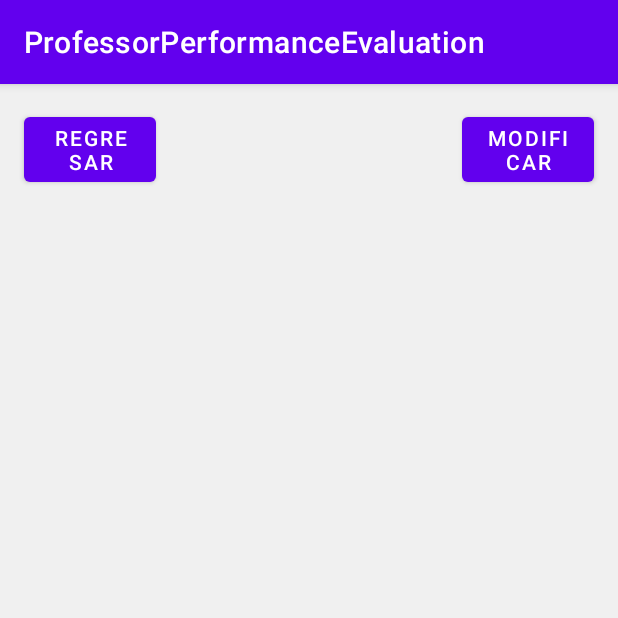
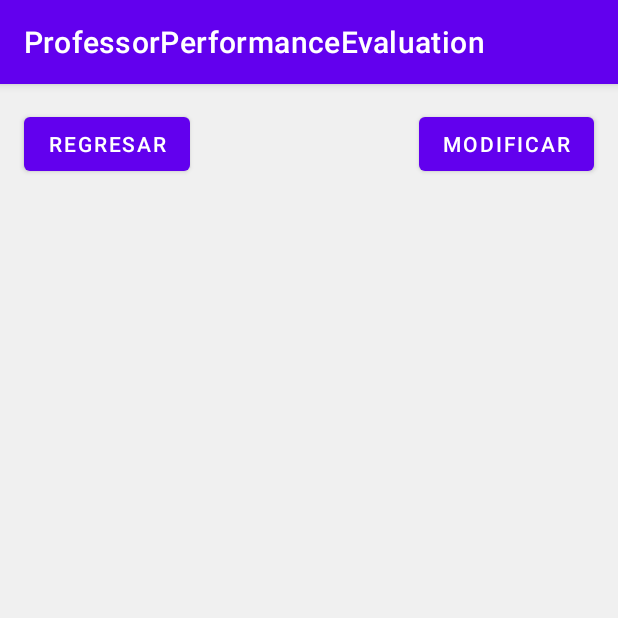
Before and after one commit to sebastianbellodev/professor-review, an Android app: the MyReviewListActivity screen opened directly, with no data from a screen before it, on a phone screen of 412 x 824 dp, the top half of it. Run offline under Robolectric (Android 15) with nearby library versions, the phone set to English and light mode, and no system bars; our stand-ins replace data binding.

Commit message:
the last thing

```diff
--- a/MobileApp/app/src/main/java/com/example/professorperformanceevaluation/activity/MyReviewListActivity.java
+++ b/MobileApp/app/src/main/java/com/example/professorperformanceevaluation/activity/MyReviewListActivity.java
@@ -40,7 +40,6 @@ public class MyReviewListActivity extends AppCompatActivity{
             @Override
             public void onItemClick(int position) {
                 viewModel.setReviewUpdate(position);
-                Toast.makeText(MyReviewListActivity.this, "Se selecciono " + position, Toast.LENGTH_SHORT).show();
             }
         });
         /*
--- a/MobileApp/app/src/main/res/layout/activity_my_review_list.xml
+++ b/MobileApp/app/src/main/res/layout/activity_my_review_list.xml
@@ -17,20 +17,19 @@
         tools:context=".activity.MyReviewListActivity">
         <Button
             android:id="@+id/return_button"
-            android:width="70dp"
             android:layout_width="wrap_content"
             android:layout_height="wrap_content"
             android:text="@string/return_button"
             android:layout_alignParentStart="true"
             android:layout_marginStart="16dp"
             android:layout_marginTop="16dp"
+            android:onClick="@{()->myReviewListViewModel.goToMenu()}"
             tools:ignore="VisualLintButtonSize" />
         <Button
             android:id="@+id/btnAcept"
             android:layout_width="wrap_content"
             android:layout_height="wrap_content"
             android:text="Modificar"
-            android:width="70dp"
             android:layout_alignParentEnd="true"
             android:layout_marginEnd="16dp"
             android:layout_marginTop="16dp"
```
Also changed, not shown: MobileApp/app/src/main/java/com/example/professorperformanceevaluation/viewmodel/MyReviewListViewModel.java (+7 -1 lines), MobileApp/app/src/main/res/layout/item_review.xml (+6 -1 lines), 1 other file.
